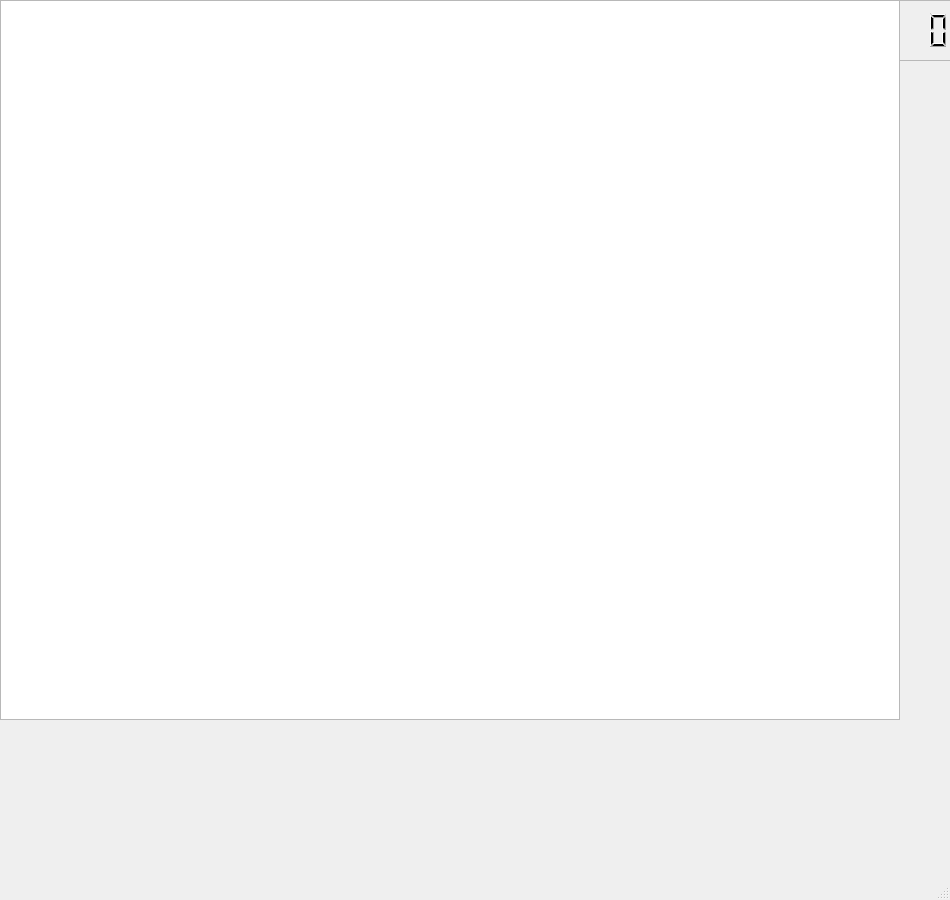
Old version of the form Pacman/mainwindow.ui in the repository lsrm1/Pacman.
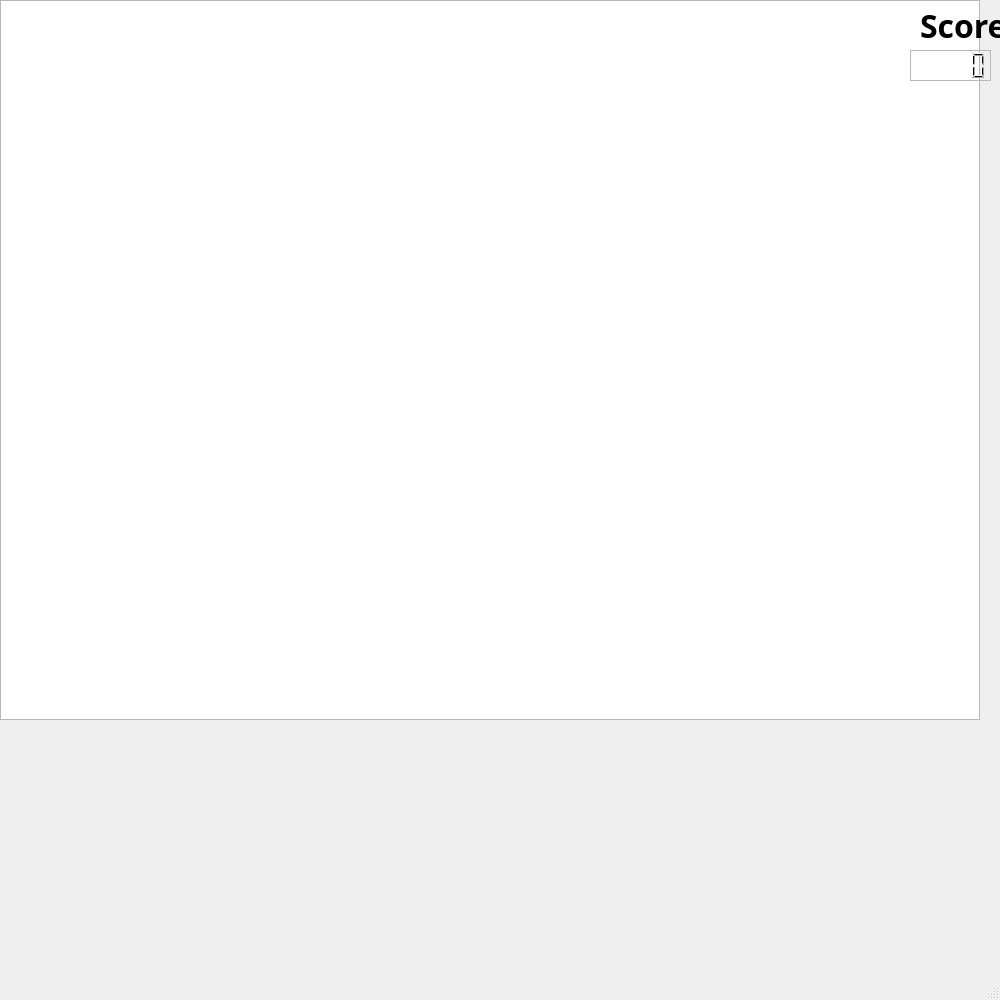
New version of the form.

Patch:
```diff
--- a/Pacman/mainwindow.ui
+++ b/Pacman/mainwindow.ui
@@ -6,10 +6,47 @@
    <rect>
     <x>0</x>
     <y>0</y>
-    <width>950</width>
-    <height>900</height>
+    <width>1000</width>
+    <height>1000</height>
    </rect>
   </property>
+  <property name="palette">
+   <palette>
+    <active>
+     <colorrole role="Window">
+      <brush brushstyle="SolidPattern">
+       <color alpha="255">
+        <red>0</red>
+        <green>0</green>
+        <blue>0</blue>
+       </color>
+      </brush>
+     </colorrole>
+    </active>
+    <inactive>
+     <colorrole role="Window">
+      <brush brushstyle="SolidPattern">
+       <color alpha="255">
+        <red>239</red>
+        <green>239</green>
+        <blue>239</blue>
+       </color>
+      </brush>
+     </colorrole>
+    </inactive>
+    <disabled>
+     <colorrole role="Window">
+      <brush brushstyle="SolidPattern">
+       <color alpha="255">
+        <red>0</red>
+        <green>0</green>
+        <blue>0</blue>
+       </color>
+      </brush>
+     </colorrole>
+    </disabled>
+   </palette>
+  </property>
   <property name="windowTitle">
    <string>MainWindow</string>
   </property>
@@ -19,18 +56,23 @@
      <rect>
       <x>0</x>
       <y>0</y>
-      <width>900</width>
+      <width>980</width>
       <height>720</height>
      </rect>
     </property>
+    <property name="font">
+     <font>
+      <pointsize>15</pointsize>
+     </font>
+    </property>
    </widget>
    <widget class="QLCDNumber" name="lcdNumber">
     <property name="geometry">
      <rect>
-      <x>850</x>
-      <y>0</y>
-      <width>101</width>
-      <height>61</height>
+      <x>910</x>
+      <y>50</y>
+      <width>81</width>
+      <height>31</height>
      </rect>
     </property>
     <property name="palette">
@@ -39,51 +81,60 @@
        <colorrole role="WindowText">
         <brush brushstyle="SolidPattern">
          <color alpha="255">
-          <red>0</red>
-          <green>0</green>
-          <blue>0</blue>
+          <red>255</red>
+          <green>255</green>
+          <blue>255</blue>
          </color>
         </brush>
        </colorrole>
        <colorrole role="Button">
         <brush brushstyle="SolidPattern">
          <color alpha="255">
-          <red>0</red>
-          <green>0</green>
-          <blue>0</blue>
+          <red>255</red>
+          <green>255</green>
+          <blue>255</blue>
          </color>
         </brush>
        </colorrole>
        <colorrole role="Light">
         <brush brushstyle="SolidPattern">
          <color alpha="255">
-          <red>0</red>
-          <green>0</green>
-          <blue>0</blue>
+          <red>255</red>
+          <green>255</green>
+          <blue>255</blue>
          </color>
         </brush>
        </colorrole>
        <colorrole role="Midlight">
         <brush brushstyle="SolidPattern">
          <color alpha="255">
-          <red>0</red>
-          <green>0</green>
-          <blue>0</blue>
+          <red>255</red>
+          <green>255</green>
+          <blue>255</blue>
          </color>
         </brush>
        </colorrole>
        <colorrole role="Dark">
         <brush brushstyle="SolidPattern">
          <color alpha="255">
-          <red>0</red>
-          <green>0</green>
-          <blue>0</blue>
+          <red>127</red>
+          <green>127</green>
+          <blue>127</blue>
          </color>
         </brush>
        </colorrole>
        <colorrole role="Mid">
         <brush brushstyle="SolidPattern">
          <color alpha="255">
+          <red>170</red>
+          <green>170</green>
+          <blue>170</blue>
+         </color>
+        </brush>
+       </colorrole>
+       <colorrole role="Text">
+        <brush brushstyle="SolidPattern">
+         <color alpha="255">
           <red>0</red>
           <green>0</green>
           <blue>0</blue>
@@ -93,6 +144,15 @@
        <colorrole role="BrightText">
         <brush brushstyle="SolidPattern">
          <color alpha="255">
+          <red>255</red>
+          <green>255</green>
+          <blue>255</blue>
+         </color>
+        </brush>
+       </colorrole>
+       <colorrole role="ButtonText">
+        <brush brushstyle="SolidPattern">
+         <color alpha="127">
           <red>0</red>
           <green>0</green>
           <blue>0</blue>
@@ -101,7 +161,7 @@
        </colorrole>
        <colorrole role="Base">
         <brush brushstyle="SolidPattern">
-         <color alpha="255">
+         <color alpha="127">
           <red>0</red>
           <green>0</green>
           <blue>0</blue>
@@ -110,7 +170,7 @@
        </colorrole>
        <colorrole role="Window">
         <brush brushstyle="SolidPattern">
-         <color alpha="255">
+         <color alpha="127">
           <red>0</red>
           <green>0</green>
           <blue>0</blue>
@@ -119,25 +179,43 @@
        </colorrole>
        <colorrole role="Shadow">
         <brush brushstyle="SolidPattern">
-         <color alpha="255">
+         <color alpha="127">
           <red>0</red>
           <green>0</green>
           <blue>0</blue>
          </color>
         </brush>
        </colorrole>
-       <colorrole role="Highlight">
+       <colorrole role="AlternateBase">
         <brush brushstyle="SolidPattern">
-         <color alpha="255">
+         <color alpha="127">
           <red>0</red>
           <green>0</green>
           <blue>0</blue>
          </color>
         </brush>
        </colorrole>
-       <colorrole role="HighlightedText">
+       <colorrole role="ToolTipBase">
         <brush brushstyle="SolidPattern">
-         <color alpha="255">
+         <color alpha="127">
+          <red>0</red>
+          <green>0</green>
+          <blue>0</blue>
+         </color>
+        </brush>
+       </colorrole>
+       <colorrole role="ToolTipText">
+        <brush brushstyle="SolidPattern">
+         <color alpha="127">
+          <red>0</red>
+          <green>0</green>
+          <blue>0</blue>
+         </color>
+        </brush>
+       </colorrole>
+       <colorrole role="PlaceholderText">
+        <brush brushstyle="SolidPattern">
+         <color alpha="127">
           <red>0</red>
           <green>0</green>
           <blue>0</blue>
@@ -200,6 +278,15 @@
          </color>
         </brush>
        </colorrole>
+       <colorrole role="Text">
+        <brush brushstyle="SolidPattern">
+         <color alpha="255">
+          <red>0</red>
+          <green>0</green>
+          <blue>0</blue>
+         </color>
+        </brush>
+       </colorrole>
        <colorrole role="BrightText">
         <brush brushstyle="SolidPattern">
          <color alpha="255">
@@ -209,6 +296,15 @@
          </color>
         </brush>
        </colorrole>
+       <colorrole role="ButtonText">
+        <brush brushstyle="SolidPattern">
+         <color alpha="255">
+          <red>0</red>
+          <green>0</green>
+          <blue>0</blue>
+         </color>
+        </brush>
+       </colorrole>
        <colorrole role="Base">
         <brush brushstyle="SolidPattern">
          <color alpha="255">
@@ -236,21 +332,39 @@
          </color>
         </brush>
        </colorrole>
-       <colorrole role="Highlight">
+       <colorrole role="AlternateBase">
         <brush brushstyle="SolidPattern">
          <color alpha="255">
-          <red>48</red>
-          <green>140</green>
-          <blue>198</blue>
+          <red>247</red>
+          <green>247</green>
+          <blue>247</blue>
          </color>
         </brush>
        </colorrole>
-       <colorrole role="HighlightedText">
+       <colorrole role="ToolTipBase">
         <brush brushstyle="SolidPattern">
          <color alpha="255">
           <red>255</red>
           <green>255</green>
-          <blue>255</blue>
+          <blue>220</blue>
+         </color>
+        </brush>
+       </colorrole>
+       <colorrole role="ToolTipText">
+        <brush brushstyle="SolidPattern">
+         <color alpha="255">
+          <red>0</red>
+          <green>0</green>
+          <blue>0</blue>
+         </color>
+        </brush>
+       </colorrole>
+       <colorrole role="PlaceholderText">
+        <brush brushstyle="SolidPattern">
+         <color alpha="128">
+          <red>0</red>
+          <green>0</green>
+          <blue>0</blue>
          </color>
         </brush>
        </colorrole>
@@ -259,78 +373,96 @@
        <colorrole role="WindowText">
         <brush brushstyle="SolidPattern">
          <color alpha="255">
-          <red>0</red>
-          <green>0</green>
-          <blue>0</blue>
+          <red>127</red>
+          <green>127</green>
+          <blue>127</blue>
          </color>
         </brush>
        </colorrole>
        <colorrole role="Button">
         <brush brushstyle="SolidPattern">
          <color alpha="255">
-          <red>0</red>
-          <green>0</green>
-          <blue>0</blue>
+          <red>255</red>
+          <green>255</green>
+          <blue>255</blue>
          </color>
         </brush>
        </colorrole>
        <colorrole role="Light">
         <brush brushstyle="SolidPattern">
          <color alpha="255">
-          <red>0</red>
-          <green>0</green>
-          <blue>0</blue>
+          <red>255</red>
+          <green>255</green>
+          <blue>255</blue>
          </color>
         </brush>
        </colorrole>
        <colorrole role="Midlight">
         <brush brushstyle="SolidPattern">
          <color alpha="255">
-          <red>0</red>
-          <green>0</green>
-          <blue>0</blue>
+          <red>255</red>
+          <green>255</green>
+          <blue>255</blue>
          </color>
         </brush>
        </colorrole>
        <colorrole role="Dark">
         <brush brushstyle="SolidPattern">
          <color alpha="255">
-          <red>0</red>
-          <green>0</green>
-          <blue>0</blue>
+          <red>127</red>
+          <green>127</green>
+          <blue>127</blue>
          </color>
         </brush>
        </colorrole>
        <colorrole role="Mid">
         <brush brushstyle="SolidPattern">
          <color alpha="255">
-          <red>0</red>
-          <green>0</green>
-          <blue>0</blue>
+          <red>170</red>
+          <green>170</green>
+          <blue>170</blue>
+         </color>
+        </brush>
+       </colorrole>
+       <colorrole role="Text">
+        <brush brushstyle="SolidPattern">
+         <color alpha="255">
+          <red>127</red>
+          <green>127</green>
+          <blue>127</blue>
          </color>
         </brush>
        </colorrole>
        <colorrole role="BrightText">
         <brush brushstyle="SolidPattern">
          <color alpha="255">
-          <red>0</red>
-          <green>0</green>
-          <blue>0</blue>
+          <red>255</red>
+          <green>255</green>
+          <blue>255</blue>
+         </color>
+        </brush>
+       </colorrole>
+       <colorrole role="ButtonText">
+        <brush brushstyle="SolidPattern">
+         <color alpha="255">
+          <red>127</red>
+          <green>127</green>
+          <blue>127</blue>
          </color>
         </brush>
        </colorrole>
        <colorrole role="Base">
         <brush brushstyle="SolidPattern">
-         <color alpha="255">
-          <red>239</red>
-          <green>239</green>
-          <blue>239</blue>
+         <color alpha="127">
+          <red>0</red>
+          <green>0</green>
+          <blue>0</blue>
          </color>
         </brush>
        </colorrole>
        <colorrole role="Window">
         <brush brushstyle="SolidPattern">
-         <color alpha="255">
+         <color alpha="127">
           <red>0</red>
           <green>0</green>
           <blue>0</blue>
@@ -346,40 +478,527 @@
          </color>
         </brush>
        </colorrole>
-       <colorrole role="Highlight">
+       <colorrole role="AlternateBase">
         <brush brushstyle="SolidPattern">
          <color alpha="255">
-          <red>145</red>
-          <green>145</green>
-          <blue>145</blue>
+          <red>247</red>
+          <green>247</green>
+          <blue>247</blue>
          </color>
         </brush>
        </colorrole>
-       <colorrole role="HighlightedText">
+       <colorrole role="ToolTipBase">
         <brush brushstyle="SolidPattern">
          <color alpha="255">
           <red>255</red>
           <green>255</green>
-          <blue>255</blue>
+          <blue>220</blue>
+         </color>
+        </brush>
+       </colorrole>
+       <colorrole role="ToolTipText">
+        <brush brushstyle="SolidPattern">
+         <color alpha="255">
+          <red>0</red>
+          <green>0</green>
+          <blue>0</blue>
+         </color>
+        </brush>
+       </colorrole>
+       <colorrole role="PlaceholderText">
+        <brush brushstyle="SolidPattern">
+         <color alpha="128">
+          <red>0</red>
+          <green>0</green>
+          <blue>0</blue>
          </color>
         </brush>
        </colorrole>
       </disabled>
      </palette>
     </property>
+    <property name="font">
+     <font>
+      <pointsize>14</pointsize>
+      <bold>true</bold>
+     </font>
+    </property>
     <property name="frameShape">
      <enum>QFrame::StyledPanel</enum>
     </property>
    </widget>
-   <zorder>lcdNumber</zorder>
+   <widget class="QLabel" name="label">
+    <property name="geometry">
+     <rect>
+      <x>920</x>
+      <y>0</y>
+      <width>81</width>
+      <height>51</height>
+     </rect>
+    </property>
+    <property name="palette">
+     <palette>
+      <active>
+       <colorrole role="WindowText">
+        <brush brushstyle="SolidPattern">
+         <color alpha="255">
+          <red>255</red>
+          <green>255</green>
+          <blue>255</blue>
+         </color>
+        </brush>
+       </colorrole>
+       <colorrole role="Button">
+        <brush brushstyle="SolidPattern">
+         <color alpha="255">
+          <red>255</red>
+          <green>255</green>
+          <blue>255</blue>
+         </color>
+        </brush>
+       </colorrole>
+       <colorrole role="Light">
+        <brush brushstyle="SolidPattern">
+         <color alpha="255">
+          <red>255</red>
+          <green>255</green>
+          <blue>255</blue>
+         </color>
+        </brush>
+       </colorrole>
+       <colorrole role="Midlight">
+        <brush brushstyle="SolidPattern">
+         <color alpha="255">
+          <red>255</red>
+          <green>255</green>
+          <blue>255</blue>
+         </color>
+        </brush>
+       </colorrole>
+       <colorrole role="Dark">
+        <brush brushstyle="SolidPattern">
+         <color alpha="255">
+          <red>127</red>
+          <green>127</green>
+          <blue>127</blue>
+         </color>
+        </brush>
+       </colorrole>
+       <colorrole role="Mid">
+        <brush brushstyle="SolidPattern">
+         <color alpha="255">
+          <red>170</red>
+          <green>170</green>
+          <blue>170</blue>
+         </color>
+        </brush>
+       </colorrole>
+       <colorrole role="Text">
+        <brush brushstyle="SolidPattern">
+         <color alpha="255">
+          <red>0</red>
+          <green>0</green>
+          <blue>0</blue>
+         </color>
+        </brush>
+       </colorrole>
+       <colorrole role="BrightText">
+        <brush brushstyle="SolidPattern">
+         <color alpha="255">
+          <red>255</red>
+          <green>255</green>
+          <blue>255</blue>
+         </color>
+        </brush>
+       </colorrole>
+       <colorrole role="ButtonText">
+        <brush brushstyle="SolidPattern">
+         <color alpha="255">
+          <red>0</red>
+          <green>0</green>
+          <blue>0</blue>
+         </color>
+        </brush>
+       </colorrole>
+       <colorrole role="Base">
+        <brush brushstyle="SolidPattern">
+         <color alpha="255">
+          <red>255</red>
+          <green>255</green>
+          <blue>255</blue>
+         </color>
+        </brush>
+       </colorrole>
+       <colorrole role="Window">
+        <brush brushstyle="SolidPattern">
+         <color alpha="255">
+          <red>255</red>
+          <green>255</green>
+          <blue>255</blue>
+         </color>
+        </brush>
+       </colorrole>
+       <colorrole role="Shadow">
+        <brush brushstyle="SolidPattern">
+         <color alpha="255">
+          <red>0</red>
+          <green>0</green>
+          <blue>0</blue>
+         </color>
+        </brush>
+       </colorrole>
+       <colorrole role="AlternateBase">
+        <brush brushstyle="SolidPattern">
+         <color alpha="255">
+          <red>255</red>
+          <green>255</green>
+          <blue>255</blue>
+         </color>
+        </brush>
+       </colorrole>
+       <colorrole role="ToolTipBase">
+        <brush brushstyle="SolidPattern">
+         <color alpha="255">
+          <red>255</red>
+          <green>255</green>
+          <blue>220</blue>
+         </color>
+        </brush>
+       </colorrole>
+       <colorrole role="ToolTipText">
+        <brush brushstyle="SolidPattern">
+         <color alpha="255">
+          <red>0</red>
+          <green>0</green>
+          <blue>0</blue>
+         </color>
+        </brush>
+       </colorrole>
+       <colorrole role="PlaceholderText">
+        <brush brushstyle="SolidPattern">
+         <color alpha="127">
+          <red>0</red>
+          <green>0</green>
+          <blue>0</blue>
+         </color>
+        </brush>
+       </colorrole>
+      </active>
+      <inactive>
+       <colorrole role="WindowText">
+        <brush brushstyle="SolidPattern">
+         <color alpha="255">
+          <red>0</red>
+          <green>0</green>
+          <blue>0</blue>
+         </color>
+        </brush>
+       </colorrole>
+       <colorrole role="Button">
+        <brush brushstyle="SolidPattern">
+         <color alpha="255">
+          <red>239</red>
+          <green>239</green>
+          <blue>239</blue>
+         </color>
+        </brush>
+       </colorrole>
+       <colorrole role="Light">
+        <brush brushstyle="SolidPattern">
+         <color alpha="255">
+          <red>255</red>
+          <green>255</green>
+          <blue>255</blue>
+         </color>
+        </brush>
+       </colorrole>
+       <colorrole role="Midlight">
+        <brush brushstyle="SolidPattern">
+         <color alpha="255">
+          <red>202</red>
+          <green>202</green>
+          <blue>202</blue>
+         </color>
+        </brush>
+       </colorrole>
+       <colorrole role="Dark">
+        <brush brushstyle="SolidPattern">
+         <color alpha="255">
+          <red>159</red>
+          <green>159</green>
+          <blue>159</blue>
+         </color>
+        </brush>
+       </colorrole>
+       <colorrole role="Mid">
+        <brush brushstyle="SolidPattern">
+         <color alpha="255">
+          <red>184</red>
+          <green>184</green>
+          <blue>184</blue>
+         </color>
+        </brush>
+       </colorrole>
+       <colorrole role="Text">
+        <brush brushstyle="SolidPattern">
+         <color alpha="255">
+          <red>0</red>
+          <green>0</green>
+          <blue>0</blue>
+         </color>
+        </brush>
+       </colorrole>
+       <colorrole role="BrightText">
+        <brush brushstyle="SolidPattern">
+         <color alpha="255">
+          <red>255</red>
+          <green>255</green>
+          <blue>255</blue>
+         </color>
+        </brush>
+       </colorrole>
+       <colorrole role="ButtonText">
+        <brush brushstyle="SolidPattern">
+         <color alpha="255">
+          <red>0</red>
+          <green>0</green>
+          <blue>0</blue>
+         </color>
+        </brush>
+       </colorrole>
+       <colorrole role="Base">
+        <brush brushstyle="SolidPattern">
+         <color alpha="255">
+          <red>255</red>
+          <green>255</green>
+          <blue>255</blue>
+         </color>
+        </brush>
+       </colorrole>
+       <colorrole role="Window">
+        <brush brushstyle="SolidPattern">
+         <color alpha="255">
+          <red>239</red>
+          <green>239</green>
+          <blue>239</blue>
+         </color>
+        </brush>
+       </colorrole>
+       <colorrole role="Shadow">
+        <brush brushstyle="SolidPattern">
+         <color alpha="255">
+          <red>118</red>
+          <green>118</green>
+          <blue>118</blue>
+         </color>
+        </brush>
+       </colorrole>
+       <colorrole role="AlternateBase">
+        <brush brushstyle="SolidPattern">
+         <color alpha="255">
+          <red>247</red>
+          <green>247</green>
+          <blue>247</blue>
+         </color>
+        </brush>
+       </colorrole>
+       <colorrole role="ToolTipBase">
+        <brush brushstyle="SolidPattern">
+         <color alpha="255">
+          <red>255</red>
+          <green>255</green>
+          <blue>220</blue>
+         </color>
+        </brush>
+       </colorrole>
+       <colorrole role="ToolTipText">
+        <brush brushstyle="SolidPattern">
+         <color alpha="255">
+          <red>0</red>
+          <green>0</green>
+          <blue>0</blue>
+         </color>
+        </brush>
+       </colorrole>
+       <colorrole role="PlaceholderText">
+        <brush brushstyle="SolidPattern">
+         <color alpha="128">
+          <red>0</red>
+          <green>0</green>
+          <blue>0</blue>
+         </color>
+        </brush>
+       </colorrole>
+      </inactive>
+      <disabled>
+       <colorrole role="WindowText">
+        <brush brushstyle="SolidPattern">
+         <color alpha="255">
+          <red>127</red>
+          <green>127</green>
+          <blue>127</blue>
+         </color>
+        </brush>
+       </colorrole>
+       <colorrole role="Button">
+        <brush brushstyle="SolidPattern">
+         <color alpha="255">
+          <red>255</red>
+          <green>255</green>
+          <blue>255</blue>
+         </color>
+        </brush>
+       </colorrole>
+       <colorrole role="Light">
+        <brush brushstyle="SolidPattern">
+         <color alpha="255">
+          <red>255</red>
+          <green>255</green>
+          <blue>255</blue>
+         </color>
+        </brush>
+       </colorrole>
+       <colorrole role="Midlight">
+        <brush brushstyle="SolidPattern">
+         <color alpha="255">
+          <red>255</red>
+          <green>255</green>
+          <blue>255</blue>
+         </color>
+        </brush>
+       </colorrole>
+       <colorrole role="Dark">
+        <brush brushstyle="SolidPattern">
+         <color alpha="255">
+          <red>127</red>
+          <green>127</green>
+          <blue>127</blue>
+         </color>
+        </brush>
+       </colorrole>
+       <colorrole role="Mid">
+        <brush brushstyle="SolidPattern">
+         <color alpha="255">
+          <red>170</red>
+          <green>170</green>
+          <blue>170</blue>
+         </color>
+        </brush>
+       </colorrole>
+       <colorrole role="Text">
+        <brush brushstyle="SolidPattern">
+         <color alpha="255">
+          <red>127</red>
+          <green>127</green>
+          <blue>127</blue>
+         </color>
+        </brush>
+       </colorrole>
+       <colorrole role="BrightText">
+        <brush brushstyle="SolidPattern">
+         <color alpha="255">
+          <red>255</red>
+          <green>255</green>
+          <blue>255</blue>
+         </color>
+        </brush>
+       </colorrole>
+       <colorrole role="ButtonText">
+        <brush brushstyle="SolidPattern">
+         <color alpha="255">
+          <red>127</red>
+          <green>127</green>
+          <blue>127</blue>
+         </color>
+        </brush>
+       </colorrole>
+       <colorrole role="Base">
+        <brush brushstyle="SolidPattern">
+         <color alpha="255">
+          <red>255</red>
+          <green>255</green>
+          <blue>255</blue>
+         </color>
+        </brush>
+       </colorrole>
+       <colorrole role="Window">
+        <brush brushstyle="SolidPattern">
+         <color alpha="255">
+          <red>255</red>
+          <green>255</green>
+          <blue>255</blue>
+         </color>
+        </brush>
+       </colorrole>
+       <colorrole role="Shadow">
+        <brush brushstyle="SolidPattern">
+         <color alpha="255">
+          <red>177</red>
+          <green>177</green>
+          <blue>177</blue>
+         </color>
+        </brush>
+       </colorrole>
+       <colorrole role="AlternateBase">
+        <brush brushstyle="SolidPattern">
+         <color alpha="255">
+          <red>247</red>
+          <green>247</green>
+          <blue>247</blue>
+         </color>
+        </brush>
+       </colorrole>
+       <colorrole role="ToolTipBase">
+        <brush brushstyle="SolidPattern">
+         <color alpha="255">
+          <red>255</red>
+          <green>255</green>
+          <blue>220</blue>
+         </color>
+        </brush>
+       </colorrole>
+       <colorrole role="ToolTipText">
+        <brush brushstyle="SolidPattern">
+         <color alpha="255">
+          <red>0</red>
+          <green>0</green>
+          <blue>0</blue>
+         </color>
+        </brush>
+       </colorrole>
+       <colorrole role="PlaceholderText">
+        <brush brushstyle="SolidPattern">
+         <color alpha="128">
+          <red>0</red>
+          <green>0</green>
+          <blue>0</blue>
+         </color>
+        </brush>
+       </colorrole>
+      </disabled>
+     </palette>
+    </property>
+    <property name="font">
+     <font>
+      <family>Ubuntu Condensed</family>
+      <pointsize>24</pointsize>
+      <bold>true</bold>
+     </font>
+    </property>
+    <property name="text">
+     <string>Score</string>
+    </property>
+   </widget>
    <zorder>graphicsView</zorder>
+   <zorder>label</zorder>
+   <zorder>lcdNumber</zorder>
   </widget>
   <widget class="QMenuBar" name="menubar">
    <property name="geometry">
     <rect>
      <x>0</x>
      <y>0</y>
-     <width>950</width>
+     <width>1000</width>
      <height>22</height>
     </rect>
    </property>
```
